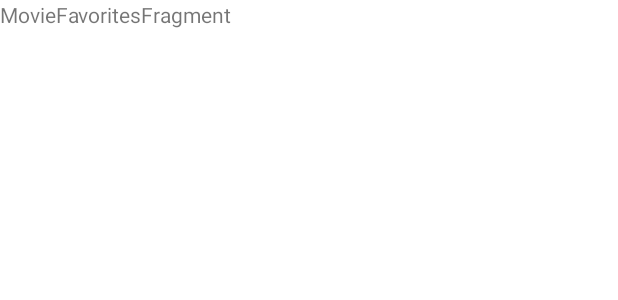
After one commit to Gerlenn/WorldOfCinema, an Android app: the layout fragment_movie_favorites.xml on its own in the app's theme, with its tools: preview values and no code run, on a phone screen of 412 x 824 dp. The commit adds this screen. Shown: the top 300 px of the screen. Run offline under Robolectric (Android 15) with nearby library versions, the phone set to English and light mode, and no system bars.

Commit message:
added bottom navigation and search Fragment(Blank), favorites Fragment

```diff
--- a/app/src/main/res/layout/fragment_movie_details.xml
+++ b/app/src/main/res/layout/fragment_movie_details.xml
@@ -4,7 +4,7 @@
     xmlns:tools="http://schemas.android.com/tools"
     android:layout_width="match_parent"
     android:layout_height="match_parent"
-    tools:context=".presentation.view.movies.MovieDetailsFragment">
+    tools:context=".presentation.view.movies.fragments.details.MovieDetailsFragment">
 
     <ImageView
         android:id="@+id/detImage"
--- /dev/null
+++ b/app/src/main/res/layout/fragment_movie_favorites.xml
@@ -0,0 +1,13 @@
+<?xml version="1.0" encoding="utf-8"?>
+<FrameLayout xmlns:android="http://schemas.android.com/apk/res/android"
+    xmlns:tools="http://schemas.android.com/tools"
+    android:layout_width="match_parent"
+    android:layout_height="match_parent"
+    tools:context=".presentation.view.movies.fragments.favorites.MovieFavoritesFragment">
+
+    <TextView
+        android:layout_width="match_parent"
+        android:layout_height="match_parent"
+        android:text="MovieFavoritesFragment" />
+
+</FrameLayout>
--- a/app/src/main/res/layout/fragment_movies.xml
+++ b/app/src/main/res/layout/fragment_movies.xml
@@ -4,7 +4,7 @@
     xmlns:tools="http://schemas.android.com/tools"
     android:layout_width="match_parent"
     android:layout_height="match_parent"
-    tools:context=".presentation.view.movies.MoviesFragment">
+    tools:context=".presentation.view.movies.fragments.main.MoviesFragment">
 
     <TextView
         android:id="@+id/textView"
@@ -28,7 +28,7 @@
         android:layout_width="0dp"
         android:layout_height="match_parent"
         android:layout_marginTop="40dp"
-        android:layout_marginBottom="40dp"
+        android:layout_marginBottom="65dp"
         android:layout_marginStart="5dp"
         android:layout_marginEnd="5dp"
         app:layout_constraintBottom_toBottomOf="parent"
--- a/app/src/main/res/values/strings.xml
+++ b/app/src/main/res/values/strings.xml
@@ -12,5 +12,8 @@
     <string name="awards">Awards</string>
     <string name="description">Description</string>
     <string name="imdb">imdb</string>
+    <string name="search">search</string>
+    <string name="main">main</string>
+    <string name="favorites">favorites</string>
 
 </resources>
--- a/app/src/main/res/values/themes.xml
+++ b/app/src/main/res/values/themes.xml
@@ -2,7 +2,7 @@
     <!-- Base application theme. -->
     <style name="Theme.WorldOfCinema" parent="Theme.MaterialComponents.DayNight.NoActionBar">
         <!-- Primary brand color. -->
-        <item name="colorPrimary">@color/purple_500</item>
+        <item name="colorPrimary">@color/helperText</item>
         <item name="colorPrimaryVariant">@color/black</item>
         <item name="colorOnPrimary">@color/white</item>
         <!-- Secondary brand color. -->
```
Also changed, not shown: app/src/main/java/app/worldofcinema/presentation/MainActivity.kt (+12 -5 lines), app/src/main/java/app/worldofcinema/presentation/view/movies/fragments/favorites/MovieFavoritesFragment.kt (added, +19 -0 lines), app/src/main/java/app/worldofcinema/presentation/view/movies/fragments/search/MovieSearchFragment.kt (added, +18 -0 lines), app/src/main/res/layout/activity_main.xml (+10 -0 lines), app/src/main/res/layout/fragment_movie_search.xml (added, +13 -0 lines), app/src/main/res/menu/bottom_navigation_menu.xml (added, +18 -0 lines), app/src/main/res/navigation/main_graph.xml (+12 -2 lines), app/src/main/res/drawable/icon_bar_favorites.png (added), app/src/main/res/drawable/icon_bar_main.png (added), app/src/main/res/drawable/icon_bar_search.png (added).
